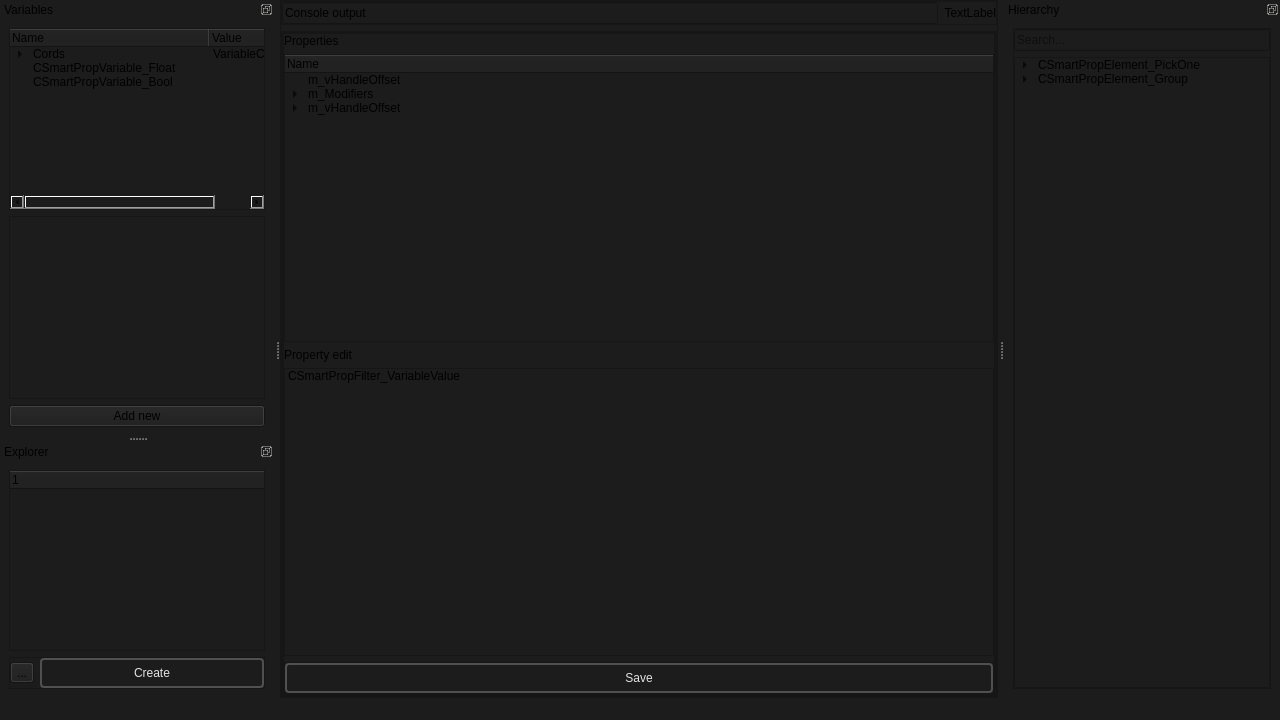
Above: smartprop_editor/main.ui from dertwist/Hammer5Tools before the change. Below: the same form after it.
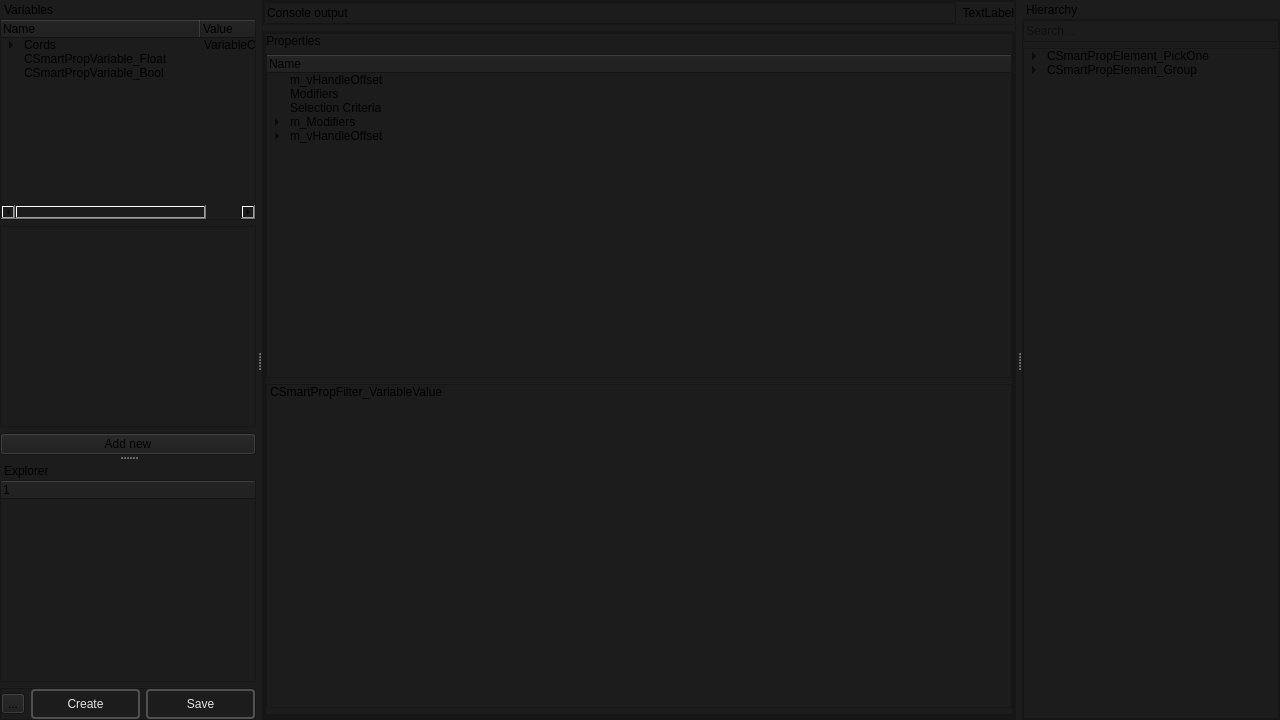
That is the form after the change. Icons and pictures are not drawn.

Commit message: Smarpprop save state of dock the main window

Patch:
```diff
--- a/smartprop_editor/main.ui
+++ b/smartprop_editor/main.ui
@@ -41,6 +41,9 @@
       <property name="frameShadow">
        <enum>QFrame::Raised</enum>
       </property>
+      <property name="lineWidth">
+       <number>0</number>
+      </property>
       <layout class="QVBoxLayout" name="verticalLayout_5">
        <property name="leftMargin">
         <number>0</number>
@@ -106,6 +109,9 @@
          <property name="frameShadow">
           <enum>QFrame::Raised</enum>
          </property>
+         <property name="lineWidth">
+          <number>0</number>
+         </property>
          <layout class="QHBoxLayout" name="horizontalLayout_6">
           <property name="leftMargin">
            <number>0</number>
@@ -151,6 +157,9 @@
                <property name="frameShadow">
                 <enum>QFrame::Raised</enum>
                </property>
+               <property name="lineWidth">
+                <number>0</number>
+               </property>
                <layout class="QVBoxLayout" name="verticalLayout_2">
                 <property name="leftMargin">
                  <number>0</number>
@@ -198,6 +207,16 @@
                     <string>m_vHandleOffset</string>
                    </property>
                   </item>
+                  <item>
+                   <property name="text">
+                    <string>Modifiers</string>
+                   </property>
+                  </item>
+                  <item>
+                   <property name="text">
+                    <string>Selection Criteria</string>
+                   </property>
+                  </item>
                   <item>
                    <property name="text">
                     <string>m_Modifiers</string>
@@ -230,13 +249,6 @@
                   </item>
                  </widget>
                 </item>
-                <item>
-                 <widget class="QLabel" name="label_3">
-                  <property name="text">
-                   <string>Property edit</string>
-                  </property>
-                 </widget>
-                </item>
                 <item>
                  <widget class="QListWidget" name="properties_widget_list">
                   <item>
@@ -267,45 +279,6 @@
                    <property name="bottomMargin">
                     <number>0</number>
                    </property>
-                   <item>
-                    <widget class="QPushButton" name="save_button">
-                     <property name="styleSheet">
-                      <string notr="true">
-    /* QPushButton default and hover styles */
-    QPushButton {
-
-        font: 600 10pt &quot;Segoe UI&quot;;
-	
-
-        border: 2px solid black;
-        border-radius: 4px;
-        border-color: rgba(80, 80, 80, 255);
-        height:22px;
-        padding-top: 2px;
-        padding-bottom:2px;
-        padding-left: 4px;
-        padding-right: 4px;
-        color: #E3E3E3;
-        background-color: #1C1C1C;
-    }
-    QPushButton:hover {
-        background-color: #414956;
-        color: white;
-    }
-    QPushButton:pressed {
-        background-color: red;
-        background-color: #1C1C1C;
-        margin: 1 px;
-        margin-left: 2px;
-        margin-right: 2px;
-
-    }</string>
-                     </property>
-                     <property name="text">
-                      <string>Save</string>
-                     </property>
-                    </widget>
-                   </item>
                   </layout>
                  </widget>
                 </item>
@@ -325,7 +298,10 @@
   </widget>
   <widget class="QDockWidget" name="dockWidget_4">
    <property name="features">
-    <set>QDockWidget::DockWidgetFloatable|QDockWidget::DockWidgetMovable</set>
+    <set>QDockWidget::DockWidgetMovable</set>
+   </property>
+   <property name="allowedAreas">
+    <set>Qt::BottomDockWidgetArea|Qt::LeftDockWidgetArea|Qt::RightDockWidgetArea</set>
    </property>
    <property name="windowTitle">
     <string>Hierarchy</string>
@@ -335,6 +311,18 @@
    </attribute>
    <widget class="QWidget" name="dockWidgetContents_2">
     <layout class="QVBoxLayout" name="verticalLayout_8">
+     <property name="leftMargin">
+      <number>0</number>
+     </property>
+     <property name="topMargin">
+      <number>0</number>
+     </property>
+     <property name="rightMargin">
+      <number>0</number>
+     </property>
+     <property name="bottomMargin">
+      <number>0</number>
+     </property>
      <item>
       <widget class="QFrame" name="frame_2">
        <property name="frameShape">
@@ -406,10 +394,10 @@
   </widget>
   <widget class="QDockWidget" name="dockWidget">
    <property name="features">
-    <set>QDockWidget::DockWidgetFloatable|QDockWidget::DockWidgetMovable</set>
+    <set>QDockWidget::DockWidgetMovable</set>
    </property>
    <property name="allowedAreas">
-    <set>Qt::AllDockWidgetAreas</set>
+    <set>Qt::BottomDockWidgetArea|Qt::LeftDockWidgetArea|Qt::RightDockWidgetArea</set>
    </property>
    <property name="windowTitle">
     <string>Variables</string>
@@ -419,6 +407,21 @@
    </attribute>
    <widget class="QWidget" name="dockWidgetContents">
     <layout class="QVBoxLayout" name="verticalLayout_7">
+     <property name="spacing">
+      <number>6</number>
+     </property>
+     <property name="leftMargin">
+      <number>0</number>
+     </property>
+     <property name="topMargin">
+      <number>0</number>
+     </property>
+     <property name="rightMargin">
+      <number>0</number>
+     </property>
+     <property name="bottomMargin">
+      <number>0</number>
+     </property>
      <item>
       <widget class="QTreeWidget" name="treeWidget_2">
        <attribute name="headerVisible">
@@ -502,7 +505,10 @@
   </widget>
   <widget class="QDockWidget" name="dockWidget_10">
    <property name="features">
-    <set>QDockWidget::DockWidgetFloatable|QDockWidget::DockWidgetMovable</set>
+    <set>QDockWidget::DockWidgetMovable</set>
+   </property>
+   <property name="allowedAreas">
+    <set>Qt::BottomDockWidgetArea|Qt::LeftDockWidgetArea|Qt::RightDockWidgetArea</set>
    </property>
    <property name="windowTitle">
     <string>Explorer</string>
@@ -512,6 +518,18 @@
    </attribute>
    <widget class="QWidget" name="dockWidgetContents_10">
     <layout class="QVBoxLayout" name="verticalLayout_10">
+     <property name="leftMargin">
+      <number>0</number>
+     </property>
+     <property name="topMargin">
+      <number>0</number>
+     </property>
+     <property name="rightMargin">
+      <number>0</number>
+     </property>
+     <property name="bottomMargin">
+      <number>0</number>
+     </property>
      <item>
       <widget class="QTreeWidget" name="treeWidget">
        <column>
@@ -608,6 +626,65 @@
           <property name="text">
            <string>Create</string>
           </property>
+          <property name="icon">
+           <iconset resource="../resources.qrc">
+            <normaloff>:/icons/add_24dp_9D9D9D_FILL0_wght400_GRAD0_opsz24.svg</normaloff>:/icons/add_24dp_9D9D9D_FILL0_wght400_GRAD0_opsz24.svg</iconset>
+          </property>
+          <property name="iconSize">
+           <size>
+            <width>24</width>
+            <height>24</height>
+           </size>
+          </property>
+         </widget>
+        </item>
+        <item>
+         <widget class="QPushButton" name="cerate_file_button_2">
+          <property name="styleSheet">
+           <string notr="true">
+    /* QPushButton default and hover styles */
+    QPushButton {
+
+        font: 600 10pt &quot;Segoe UI&quot;;
+	
+
+        border: 2px solid black;
+        border-radius: 4px;
+        border-color: rgba(80, 80, 80, 255);
+        height:22px;
+        padding-top: 2px;
+        padding-bottom:2px;
+        padding-left: 4px;
+        padding-right: 4px;
+        color: #E3E3E3;
+        background-color: #1C1C1C;
+    }
+    QPushButton:hover {
+        background-color: #414956;
+        color: white;
+    }
+    QPushButton:pressed {
+        background-color: red;
+        background-color: #1C1C1C;
+        margin: 1 px;
+        margin-left: 2px;
+        margin-right: 2px;
+
+    }</string>
+          </property>
+          <property name="text">
+           <string>Save</string>
+          </property>
+          <property name="icon">
+           <iconset resource="../resources.qrc">
+            <normaloff>:/icons/save_16dp_9D9D9D_FILL0_wght400_GRAD0_opsz20.svg</normaloff>:/icons/save_16dp_9D9D9D_FILL0_wght400_GRAD0_opsz20.svg</iconset>
+          </property>
+          <property name="iconSize">
+           <size>
+            <width>24</width>
+            <height>24</height>
+           </size>
+          </property>
          </widget>
         </item>
        </layout>
@@ -616,17 +693,54 @@
     </layout>
    </widget>
   </widget>
-  <widget class="QStatusBar" name="statusBar"/>
-  <widget class="QMenuBar" name="menuBar">
-   <property name="geometry">
-    <rect>
-     <x>0</x>
-     <y>0</y>
-     <width>1280</width>
-     <height>21</height>
-    </rect>
+  <action name="actionDebug_output">
+   <property name="icon">
+    <iconset resource="../resources.qrc">
+     <normaloff>:/icons/find_in_page_16dp_9D9D9D_FILL0_wght400_GRAD0_opsz20.svg</normaloff>:/icons/find_in_page_16dp_9D9D9D_FILL0_wght400_GRAD0_opsz20.svg</iconset>
    </property>
-  </widget>
+   <property name="text">
+    <string>Debug output</string>
+   </property>
+  </action>
+  <action name="actionCreateNewsmartprop">
+   <property name="icon">
+    <iconset resource="../resources.qrc">
+     <normaloff>:/icons/add_circle_24dp_9D9D9D_FILL0_wght400_GRAD0_opsz24.svg</normaloff>:/icons/add_circle_24dp_9D9D9D_FILL0_wght400_GRAD0_opsz24.svg</iconset>
+   </property>
+   <property name="text">
+    <string>CreateNewsmartprop</string>
+   </property>
+   <property name="menuRole">
+    <enum>QAction::NoRole</enum>
+   </property>
+  </action>
+  <action name="actionSaveSmarptop">
+   <property name="icon">
+    <iconset resource="../resources.qrc">
+     <normaloff>:/icons/save_16dp_9D9D9D_FILL0_wght400_GRAD0_opsz20.svg</normaloff>:/icons/save_16dp_9D9D9D_FILL0_wght400_GRAD0_opsz20.svg</iconset>
+   </property>
+   <property name="text">
+    <string>SaveSmarptop</string>
+   </property>
+   <property name="menuRole">
+    <enum>QAction::NoRole</enum>
+   </property>
+  </action>
+  <action name="actionSaveSmartpropAs">
+   <property name="checkable">
+    <bool>true</bool>
+   </property>
+   <property name="icon">
+    <iconset resource="../resources.qrc">
+     <normaloff>:/icons/save_as_16dp_9D9D9D_FILL0_wght400_GRAD0_opsz20.svg</normaloff>:/icons/save_as_16dp_9D9D9D_FILL0_wght400_GRAD0_opsz20.svg</iconset>
+   </property>
+   <property name="text">
+    <string>SaveSmartpropAs</string>
+   </property>
+   <property name="menuRole">
+    <enum>QAction::NoRole</enum>
+   </property>
+  </action>
  </widget>
  <resources>
   <include location="../resources.qrc"/>
```
The commit also changes 4 other files.
